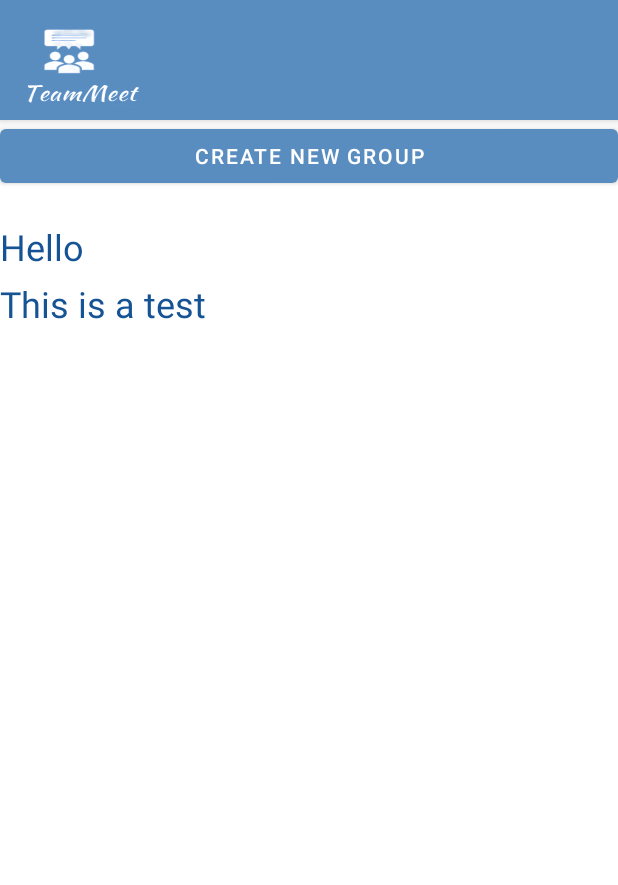
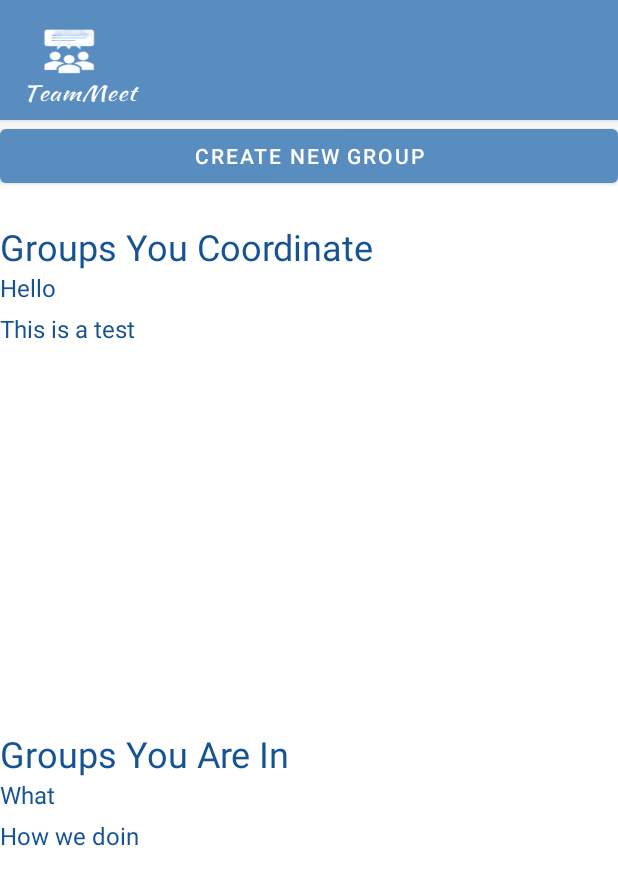
Before and after one commit to Anonymodesu/COMP5216, an Android app: the GroupsActivity screen opened directly, with no data from a screen before it, on a phone screen of 412 x 824 dp. Shown: the top 885 px of the screen. Run offline under Robolectric (Android 15) with nearby library versions, the phone set to English and light mode, and no system bars; our stand-ins replace Firebase (no records; nobody signed in at launch, a user with empty details on screens opened directly); libraries missing offline, so code that uses them is left out: com.mikepenz.materialdrawer.

Commit message:
Fixed some layout issues concerning groups, making further progress re: creating new groups.

```diff
--- a/TeamMeet/app/src/main/AndroidManifest.xml
+++ b/TeamMeet/app/src/main/AndroidManifest.xml
@@ -21,7 +21,7 @@
             android:resource="@xml/litepal" />-->
 
         <activity android:name=".PersonalTimetableActivity" /> <!-- android:theme="@style/AppTheme" -->
-
+        <activity android:name=".CreateNewGroupActivity"/>
         <activity android:name=".GroupsActivity"/>
         <activity android:name=".EditProfileActivity" />
         <activity android:name=".ChangePasswordActivity" />
--- a/TeamMeet/app/src/main/java/sydney/edu/au/teammeet/BaseActivity.java
+++ b/TeamMeet/app/src/main/java/sydney/edu/au/teammeet/BaseActivity.java
@@ -159,4 +159,5 @@ public class BaseActivity extends AppCompatActivity {
         }
 
     }
+
 }
--- a/TeamMeet/app/src/main/java/sydney/edu/au/teammeet/GroupsActivity.java
+++ b/TeamMeet/app/src/main/java/sydney/edu/au/teammeet/GroupsActivity.java
@@ -1,6 +1,9 @@
 package sydney.edu.au.teammeet;
 
+import android.content.Intent;
 import android.os.Bundle;
+import android.view.View;
+import android.widget.Button;
 
 import androidx.recyclerview.widget.LinearLayoutManager;
 import androidx.recyclerview.widget.RecyclerView;
@@ -10,20 +13,31 @@ import com.google.firebase.firestore.FirebaseFirestore;
 
 public class GroupsActivity extends BaseActivity {
 
-    private RecyclerView recyclerView;
-    private RecyclerView.LayoutManager layoutManager;
+    private RecyclerView coordinatedRecyclerView;
+    private RecyclerView memberRecyclerView;
+    private RecyclerView.LayoutManager coordLayoutManager;
+    private RecyclerView.LayoutManager memberLayoutManager;
     private MyAdapter mAdapter;
+    private MyAdapter moreAdapter;
+    private Button createGroupsBtn;
+
+    private final int CREATE_GROUP = 204;
 
     @Override
     protected void onCreate(Bundle savedInstanceState) {
         super.onCreate(savedInstanceState);
         setContentView(R.layout.activity_groups);
 
-        recyclerView = (RecyclerView) findViewById(R.id.list_of_groups);
-        recyclerView.setHasFixedSize(true);
+        coordinatedRecyclerView = (RecyclerView) findViewById(R.id.list_of_coord_groups);
+        memberRecyclerView = (RecyclerView) findViewById(R.id.list_of_member_groups);
+        coordinatedRecyclerView.setHasFixedSize(true);
+        memberRecyclerView.setHasFixedSize(true);
 
-        layoutManager = new LinearLayoutManager(this);
-        recyclerView.setLayoutManager(layoutManager);
+        coordLayoutManager = new LinearLayoutManager(this);
+        coordinatedRecyclerView.setLayoutManager(coordLayoutManager);
+
+        memberLayoutManager = new LinearLayoutManager(this);
+        memberRecyclerView.setLayoutManager(memberLayoutManager);
 
         //FirebaseFirestore mFirestore = FirebaseFirestore.getInstance();
         //final CollectionReference users = mFirestore.collection("Users");
@@ -31,6 +45,27 @@ public class GroupsActivity extends BaseActivity {
         String[] strings = {"Hello", "This is a test"};
         mAdapter = new MyAdapter(strings);
 
-        recyclerView.setAdapter(mAdapter);
+        coordinatedRecyclerView.setAdapter(mAdapter);
+
+        String[] moreStrings = {"What", "How we doin"};
+        moreAdapter = new MyAdapter(moreStrings);
+
+        memberRecyclerView.setAdapter(moreAdapter);
+
+        createGroupsBtn = (Button) findViewById(R.id.create_new_group);
+        createGroupsBtn.setOnClickListener(new View.OnClickListener() {
+            @Override
+            public void onClick(View view) {
+                Intent intent = new Intent(GroupsActivity.this, CreateNewGroupActivity.class);
+                startActivityForResult(intent, CREATE_GROUP);
+            }
+        });
+
+    }
+
+    @Override
+    protected void onActivityResult(int requestCode, int resultCode, Intent data) {
+        super.onActivityResult(requestCode, resultCode, data);
+
     }
 }
--- a/TeamMeet/app/src/main/res/layout/activity_groups.xml
+++ b/TeamMeet/app/src/main/res/layout/activity_groups.xml
@@ -21,12 +21,48 @@
         android:text="Create New Group"
         android:layout_marginBottom="20dp"/>
 
-    <androidx.recyclerview.widget.RecyclerView
-        android:id = "@+id/list_of_groups"
+    <LinearLayout
         android:layout_width="match_parent"
         android:layout_height="match_parent"
-        android:layout_below="@+id/create_new_group"
-        android:scrollbars = "vertical"
-        />
+        android:orientation="vertical"
+        android:layout_below="@+id/create_new_group">
 
+        <TextView
+            android:id = "@+id/txt"
+            android:textSize="24dp"
+            android:text="Groups You Coordinate"
+            android:layout_width="wrap_content"
+            android:layout_height="wrap_content"
+            />
+            <!-->
+            android:layout_below = "@+id/create_new_group"
+            <!-->
+
+
+        <androidx.recyclerview.widget.RecyclerView
+            android:id="@+id/list_of_coord_groups"
+            android:layout_width="match_parent"
+            android:layout_height="match_parent"
+            android:layout_below="@+id/txt"
+            android:layout_weight="1"
+            android:scrollbars="vertical" />
+
+        <TextView
+            android:id = "@+id/txt2"
+            android:text="Groups You Are In"
+            android:textSize="24dp"
+            android:layout_width="wrap_content"
+            android:layout_height="wrap_content"
+            android:layout_below="@+id/list_of_coord_groups"
+            />
+
+        <androidx.recyclerview.widget.RecyclerView
+            android:id = "@+id/list_of_member_groups"
+            android:layout_width="match_parent"
+            android:layout_height="match_parent"
+            android:layout_below="@+id/txt2"
+            android:layout_weight="1"
+            android:scrollbars = "vertical"
+            />
+    </LinearLayout>
 </RelativeLayout>
--- a/TeamMeet/app/src/main/res/layout/group_item.xml
+++ b/TeamMeet/app/src/main/res/layout/group_item.xml
@@ -3,5 +3,5 @@
     android:text="Group Name"
     android:id="@+id/text_id"
     android:layout_marginBottom="5dp"
-    android:textSize="24dp"
+    android:textSize="16dp"
     xmlns:android="http://schemas.android.com/apk/res/android"/>
--- a/TeamMeet/app/src/main/res/values/strings.xml
+++ b/TeamMeet/app/src/main/res/values/strings.xml
@@ -9,7 +9,7 @@
     <string name="profile">My Profile</string>
     <string name="sign_out">Sign Out</string>
     <string name="time_table">My Timetable</string>
-    <string name="group">My Group</string>
+    <string name="group">My Groups</string>
 
     <string name="signed_out">Signed Out</string>
     <string name="sign_in">Sign In</string>
```
Also changed, not shown: TeamMeet/app/src/main/java/sydney/edu/au/teammeet/CreateNewGroupActivity.java (added, +18 -0 lines), TeamMeet/app/src/main/java/sydney/edu/au/teammeet/MainActivity.java (+2 -19 lines), TeamMeet/app/src/main/res/layout/activity_create_new_group.xml (added, +50 -0 lines), TeamMeet/app/src/main/res/layout/activity_main.xml (+0 -11 lines).
